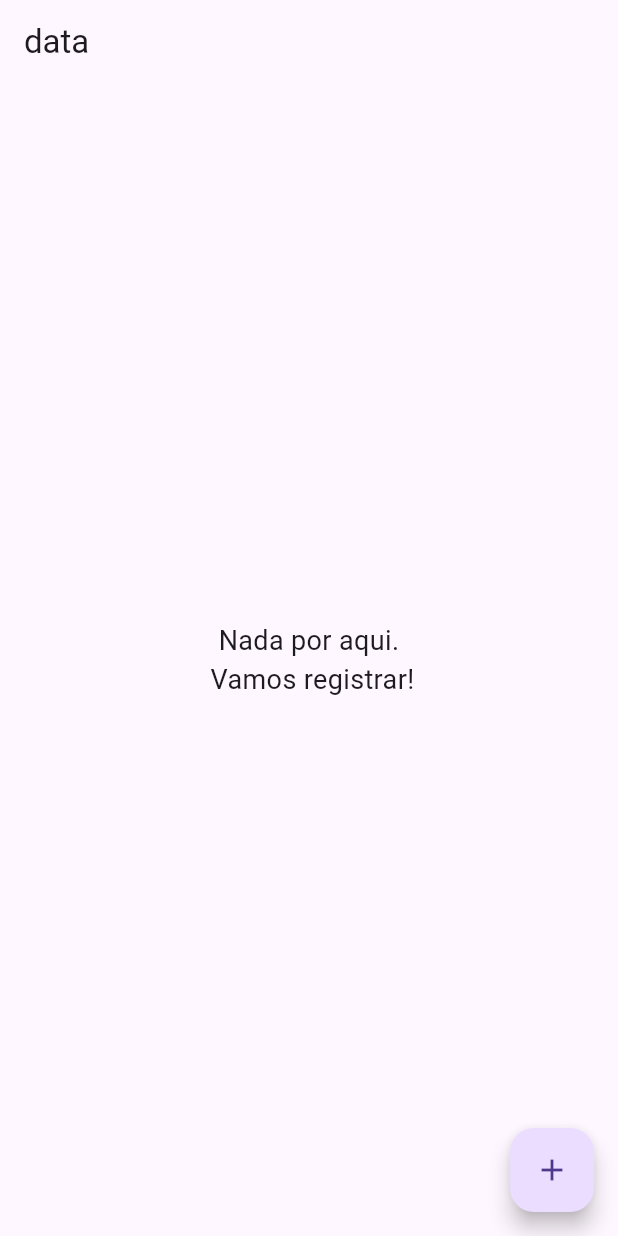
After one commit to guilhermesquita/flutter-firebase, a Flutter app: the screen it shows once a user with an empty profile is signed in, on a phone screen of 412 x 824 dp. The commit adds this screen. Run offline on Flutter 3.47's test engine with Material 3 defaults, Android fonts, the phone set to English and light mode, and no system bars; our stand-ins replace cloud_firestore, firebase_auth, firebase_core; accounts and stored records are empty.

Commit message:
feat: router screens and create menu

```diff
--- /dev/null
+++ b/lib/models/Hour.dart
@@ -0,0 +1,23 @@
+class Hour {
+  String id;
+  String data;
+  int minutos;
+  String? descricao;
+
+  Hour({required this.id, required this.data, required this.minutos});
+
+  Hour.fromMap(Map<String, dynamic> map)
+      : id = map['id'],
+        data = map['data'],
+        minutos = map['minutos'],
+        descricao = map['descricao'];
+
+  Map<String, dynamic> toMap() {
+    return {
+      'id': id,
+      'data': data,
+      'minutos': minutos,
+      'descricao': descricao,
+    };
+  }
+}
--- a/lib/myApp.dart
+++ b/lib/myApp.dart
@@ -1,5 +1,5 @@
 import 'package:flutter/material.dart';
-import 'package:project_1/screens/login_screen.dart';
+import 'package:project_1/services/roteador_telas.dart';
 
 class MyApp extends StatefulWidget {
   const MyApp({super.key});
@@ -12,13 +12,13 @@ class _MyAppState extends State<MyApp> {
   @override
   Widget build(BuildContext context) {
     return MaterialApp(
-      title: 'Flutter Timer',
+      title: 'Horas V3',
       debugShowCheckedModeBanner: false,
       theme: ThemeData(
-        colorScheme: ColorScheme.fromSeed(seedColor: Colors.purple),
+        primarySwatch: Colors.blue,
         useMaterial3: true,
       ),
-      home: LoginScreen(),
+      home: RoteadorTelas(),
     );
   }
 }
--- /dev/null
+++ b/lib/screens/home_screen.dart
@@ -0,0 +1,50 @@
+import 'package:firebase_auth/firebase_auth.dart';
+import 'package:flutter/material.dart';
+import 'package:cloud_firestore/cloud_firestore.dart';
+import 'package:project_1/models/Hour.dart';
+
+class HomeScreen extends StatefulWidget {
+  final User user;
+  HomeScreen({super.key, required this.user});
+
+  @override
+  State<HomeScreen> createState() => _HomeScreenState();
+}
+
+class _HomeScreenState extends State<HomeScreen> {
+  List<Hour> listHours = [];
+  FirebaseFirestore firestore = FirebaseFirestore.instance;
+
+  @override
+  void initState() {
+    super.initState();
+  }
+
+  @override
+  Widget build(BuildContext context) {
+    return Scaffold(
+      // drawer: Menu,
+      appBar: AppBar(
+        title: const Text('data'),
+      ),
+      floatingActionButton: FloatingActionButton(
+        onPressed: () {},
+        child: const Icon(Icons.add),
+      ),
+      body: (listHours.isEmpty)
+          ? const Center(
+              child: Text(
+                'Nada por aqui.\n Vamos registrar!',
+                textAlign: TextAlign.center,
+                style: TextStyle(fontSize: 18),
+              ),
+            )
+          : ListView(
+              padding: const EdgeInsets.only(left: 4, right: 4),
+              children: List.generate(listHours.length, (index) {
+                Hour model = listHours[index];
+              }),
+            ),
+    );
+  }
+}
--- /dev/null
+++ b/lib/services/roteador_telas.dart
@@ -0,0 +1,27 @@
+import 'package:firebase_auth/firebase_auth.dart';
+import 'package:flutter/material.dart';
+import 'package:project_1/screens/home_screen.dart';
+import 'package:project_1/screens/login_screen.dart';
+
+class RoteadorTelas extends StatelessWidget {
+  const RoteadorTelas({super.key});
+
+  @override
+  Widget build(BuildContext context) {
+    return StreamBuilder(
+        stream: FirebaseAuth.instance.userChanges(),
+        builder: (context, snapshot) {
+          if (snapshot.connectionState == ConnectionState.waiting) {
+            return const Center(
+              child: CircularProgressIndicator(),
+            );
+          } else {
+            if (snapshot.hasData) {
+              return HomeScreen(user: snapshot.data!);
+            } else {
+              return LoginScreen();
+            }
+          }
+        });
+  }
+}
--- a/pubspec.yaml
+++ b/pubspec.yaml
@@ -39,6 +39,7 @@ dependencies:
   firebase_auth: ^4.17.4
   firebase_messaging: ^14.7.16
   google_sign_in: ^6.2.1
+  cloud_firestore: ^4.15.6
 
 dev_dependencies:
   flutter_test:
```
Also changed, not shown: lib/components/menu.dart (added, +36 -0 lines), pubspec.lock, 3 other files.
